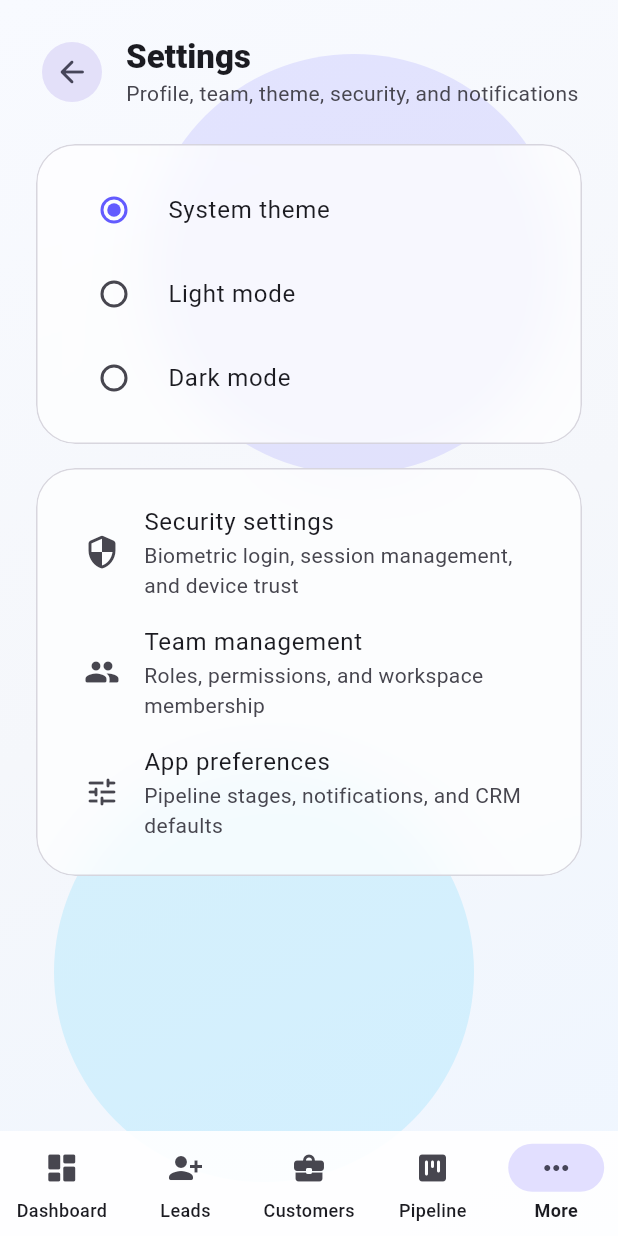
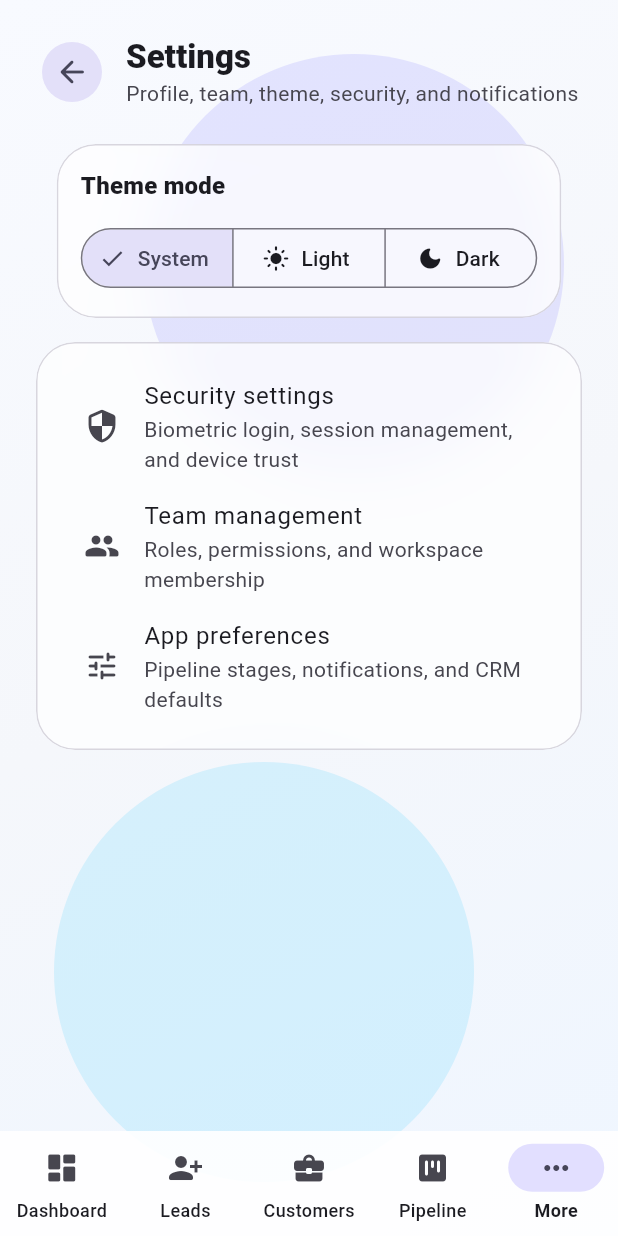
Before and after one commit to mernmaster2025/flutter-crm, a Flutter app: the SettingsScreen screen opened by its route, on a phone screen of 412 x 824 dp. Run offline on Flutter 3.47's test engine with Material 3 defaults, Android fonts, the phone set to English and light mode, and no system bars; our stand-ins replace dio, fl_chart, flutter_animate, flutter_riverpod, flutter_secure_storage, go_router and 3 more; accounts and stored records are empty.

Commit message:
Add android

```diff
--- a/lib/presentation/modules/module_screens.dart
+++ b/lib/presentation/modules/module_screens.dart
@@ -226,24 +226,20 @@ class SettingsScreen extends ConsumerWidget {
         children: [
           GlassPanel(
             child: Column(
+              crossAxisAlignment: CrossAxisAlignment.start,
               children: [
-                RadioListTile<ThemeMode>(
-                  title: const Text('System theme'),
-                  value: ThemeMode.system,
-                  groupValue: mode,
-                  onChanged: (value) => ref.read(themeModeControllerProvider.notifier).setThemeMode(value!),
-                ),
-                RadioListTile<ThemeMode>(
-                  title: const Text('Light mode'),
-                  value: ThemeMode.light,
-                  groupValue: mode,
-                  onChanged: (value) => ref.read(themeModeControllerProvider.notifier).setThemeMode(value!),
-                ),
-                RadioListTile<ThemeMode>(
-                  title: const Text('Dark mode'),
-                  value: ThemeMode.dark,
-                  groupValue: mode,
-                  onChanged: (value) => ref.read(themeModeControllerProvider.notifier).setThemeMode(value!),
+                Text('Theme mode', style: Theme.of(context).textTheme.titleMedium?.copyWith(fontWeight: FontWeight.w900)),
+                const SizedBox(height: AppSpacing.sm),
+                SegmentedButton<ThemeMode>(
+                  selected: {mode},
+                  onSelectionChanged: (selection) {
+                    ref.read(themeModeControllerProvider.notifier).setThemeMode(selection.single);
+                  },
+                  segments: const [
+                    ButtonSegment(value: ThemeMode.system, label: Text('System'), icon: Icon(Icons.auto_mode_rounded)),
+                    ButtonSegment(value: ThemeMode.light, label: Text('Light'), icon: Icon(Icons.light_mode_rounded)),
+                    ButtonSegment(value: ThemeMode.dark, label: Text('Dark'), icon: Icon(Icons.dark_mode_rounded)),
+                  ],
                 ),
               ],
             ),
```
Also changed, not shown: 21 other files.
